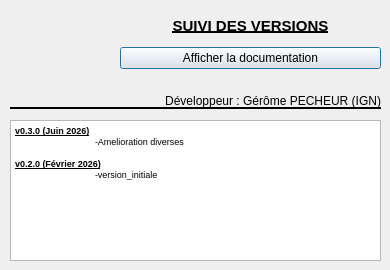
Qt form aproposde.ui (IGNF/jeux-attributs-qgis-plugin) before a commit.
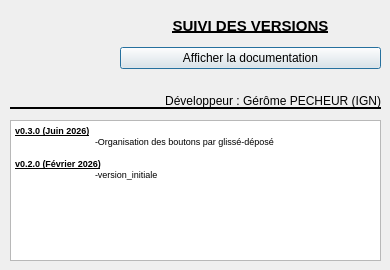
The same form after that commit. Icons and pictures are not drawn.

```diff
--- a/aproposde.ui
+++ b/aproposde.ui
@@ -101,7 +101,7 @@
 p, li { white-space: pre-wrap; }
 &lt;/style&gt;&lt;/head&gt;&lt;body style=&quot; font-family:'MS Shell Dlg 2'; font-size:8.25pt; font-weight:400; font-style:normal;&quot;&gt;
 &lt;p style=&quot; margin-top:0px; margin-bottom:0px; margin-left:0px; margin-right:0px; -qt-block-indent:0; text-indent:0px;&quot;&gt;&lt;span style=&quot; font-size:7pt; font-weight:600; text-decoration: underline;&quot;&gt;v0.3.0 (Juin 2026)&lt;/span&gt;&lt;/p&gt;
-&lt;p style=&quot; margin-top:0px; margin-bottom:0px; margin-left:0px; margin-right:0px; -qt-block-indent:0; text-indent:0px;&quot;&gt;&lt;span style=&quot; font-size:7pt;&quot;&gt;	-Amelioration diverses&lt;/span&gt;&lt;/p&gt;
+&lt;p style=&quot; margin-top:0px; margin-bottom:0px; margin-left:0px; margin-right:0px; -qt-block-indent:0; text-indent:0px;&quot;&gt;&lt;span style=&quot; font-size:7pt;&quot;&gt;	-Organisation des boutons par glissé-déposé&lt;/span&gt;&lt;/p&gt;
 &lt;p style=&quot;-qt-paragraph-type:empty; margin-top:0px; margin-bottom:0px; margin-left:0px; margin-right:0px; -qt-block-indent:0; text-indent:0px; font-size:7pt;&quot;&gt;&lt;br /&gt;&lt;/p&gt;
 &lt;p style=&quot; margin-top:0px; margin-bottom:0px; margin-left:0px; margin-right:0px; -qt-block-indent:0; text-indent:0px;&quot;&gt;&lt;span style=&quot; font-size:7pt; font-weight:600; text-decoration: underline;&quot;&gt;v0.2.0 (Février 2026)&lt;/span&gt;&lt;/p&gt;
 &lt;p style=&quot; margin-top:0px; margin-bottom:0px; margin-left:0px; margin-right:0px; -qt-block-indent:0; text-indent:0px;&quot;&gt;&lt;span style=&quot; font-size:7pt;&quot;&gt;	-version_initiale&lt;/span&gt;&lt;/p&gt;
```
